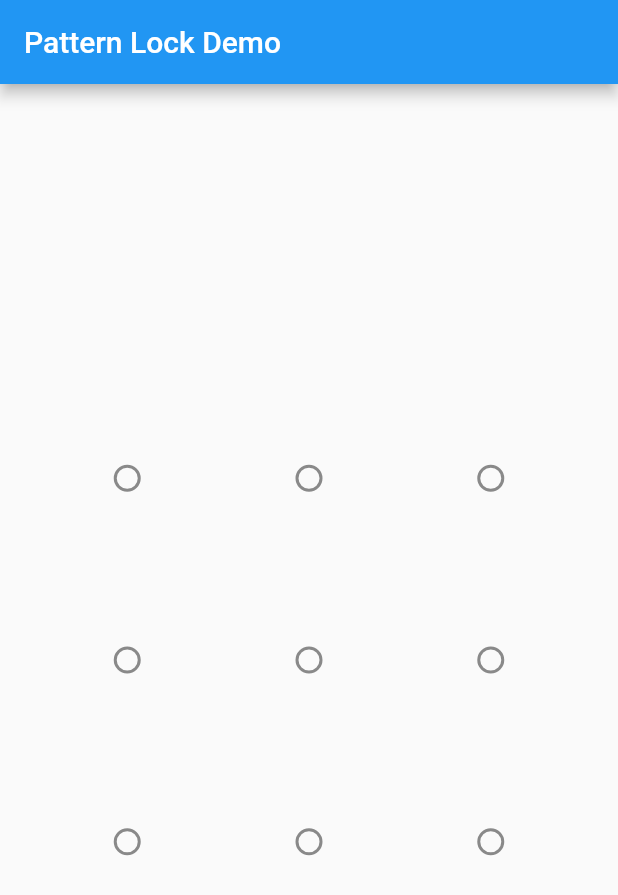
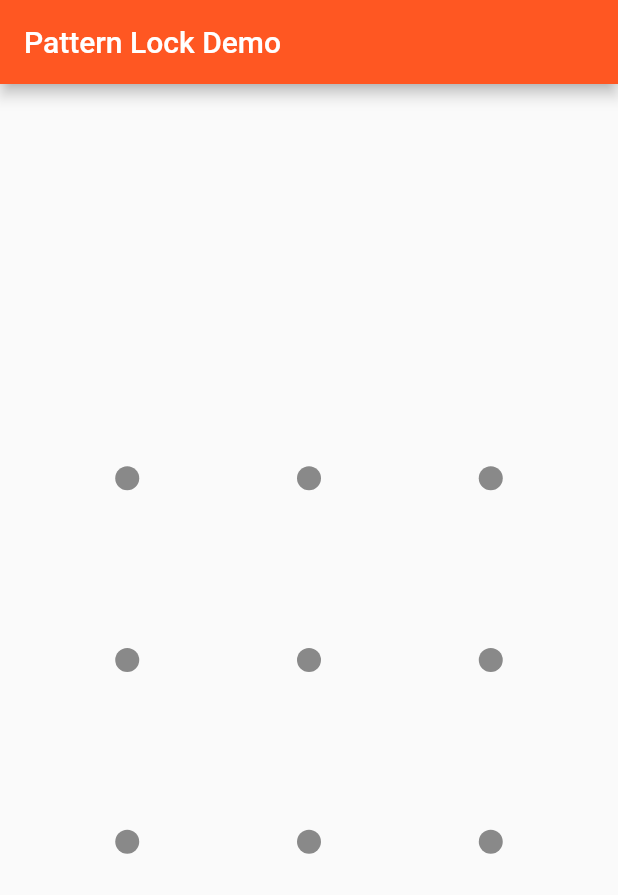
Before and after one commit to qwert2603/pattern_lock, a Flutter app: the screen it shows after launch, on a phone screen of 412 x 824 dp. Shown: the top 895 px of the screen. Run offline on Flutter 3.47's test engine with Material 2 defaults, Android fonts, the phone set to English and light mode, and no system bars.

```diff
--- a/example/lib/main.dart
+++ b/example/lib/main.dart
@@ -10,7 +10,7 @@ class MyApp extends StatelessWidget {
     return MaterialApp(
       title: 'Pattern Lock Demo',
       theme: ThemeData(
-        primarySwatch: Colors.blue,
+        primarySwatch: Colors.deepOrange,
       ),
       home: Scaffold(
         appBar: AppBar(
@@ -27,32 +27,22 @@ class NewWidget extends StatelessWidget {
   Widget build(BuildContext context) {
     return Center(
       child: PatternLock(
-        usedColor: Colors.orange,
+        usedColor: Colors.red,
         pointRadius: 8,
         showInput: true,
         dimension: 3,
         minPoints: 3,
         relativePadding: 0.7,
-        inputThreshold: 20,
-        inputChecker: (points) => listEquals<int>(points, [0, 3, 7]),
-        onCorrectInput: (points) {
+        inputThreshold: 25,
+        fillPoints: true,
+        onInputComplete: (points) {
+          final ok = listEquals<int>(points, [0, 3, 7]);
           Scaffold.of(context).hideCurrentSnackBar();
           Scaffold.of(context).showSnackBar(
             SnackBar(
               content: Text(
-                "done",
-                style: TextStyle(color: Colors.green),
-              ),
-            ),
-          );
-        },
-        onIncorrectInput: () {
-          Scaffold.of(context).hideCurrentSnackBar();
-          Scaffold.of(context).showSnackBar(
-            SnackBar(
-              content: Text(
-                "wrong",
-                style: TextStyle(color: Colors.red),
+                ok ? "done" : "wrong",
+                style: TextStyle(color: ok ? Colors.green : Colors.red),
               ),
             ),
           );
--- a/lib/src/pattern_lock.dart
+++ b/lib/src/pattern_lock.dart
@@ -8,9 +8,8 @@ class PatternLock extends StatefulWidget {
   final double pointRadius;
   final bool showInput;
   final int inputThreshold;
-  final bool Function(List<int>) inputChecker;
-  final Function(List<int>) onCorrectInput;
-  final Function() onIncorrectInput;
+  final bool fillPoints;
+  final Function(List<int>) onInputComplete;
 
   const PatternLock({
     Key key,
@@ -21,11 +20,16 @@ class PatternLock extends StatefulWidget {
     this.pointRadius = 10,
     this.showInput = true,
     this.inputThreshold = 25,
-    @required this.inputChecker,
-    @required this.onCorrectInput,
-    this.onIncorrectInput,
-  })  : assert(inputChecker != null),
-        assert(onCorrectInput != null),
+    this.fillPoints = false,
+    @required this.onInputComplete,
+  })  : assert(dimension != null),
+        assert(relativePadding != null),
+        assert(minPoints != null),
+        assert(pointRadius != null),
+        assert(showInput != null),
+        assert(inputThreshold != null),
+        assert(fillPoints != null),
+        assert(onInputComplete != null),
         super(key: key);
 
   @override
@@ -41,11 +45,7 @@ class _PatternLockState extends State<PatternLock> {
     return GestureDetector(
       onPanEnd: (DragEndDetails details) {
         if (used.length >= widget.minPoints) {
-          if (widget.inputChecker(used)) {
-            widget.onCorrectInput(used);
-          } else {
-            if (widget.onIncorrectInput != null) widget.onIncorrectInput();
-          }
+          widget.onInputComplete(used);
         }
         setState(() {
           used = [];
@@ -83,6 +83,7 @@ class _PatternLockState extends State<PatternLock> {
           usedColor: widget.usedColor ?? Theme.of(context).primaryColor,
           pointRadius: widget.pointRadius,
           showInput: widget.showInput,
+          fillPoints: widget.fillPoints,
         ),
         size: Size.infinite,
       ),
@@ -99,6 +100,7 @@ class _LockPainter extends CustomPainter {
   final Color usedColor;
   final double pointRadius;
   final bool showInput;
+  final bool fillPoints;
 
   _LockPainter({
     this.dimension,
@@ -108,6 +110,7 @@ class _LockPainter extends CustomPainter {
     this.usedColor,
     this.pointRadius,
     this.showInput,
+    this.fillPoints,
   });
 
   @override
@@ -117,11 +120,11 @@ class _LockPainter extends CustomPainter {
 
     final circlePaint = Paint()
       ..color = Colors.black45
-      ..style = PaintingStyle.stroke
+      ..style = fillPoints ? PaintingStyle.fill : PaintingStyle.stroke
       ..strokeWidth = 2;
     final usedCirclePaint = Paint()
       ..color = usedColor
-      ..style = PaintingStyle.stroke
+      ..style = fillPoints ? PaintingStyle.fill : PaintingStyle.stroke
       ..strokeWidth = 2;
 
     for (int i = 0; i < dimension; ++i) {
```
